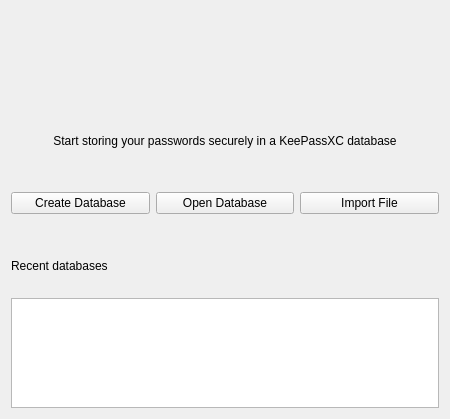
This is src/gui/WelcomeWidget.ui in OpenVireo/openvireo as Qt 5 draws it before an edit. The edited form follows.
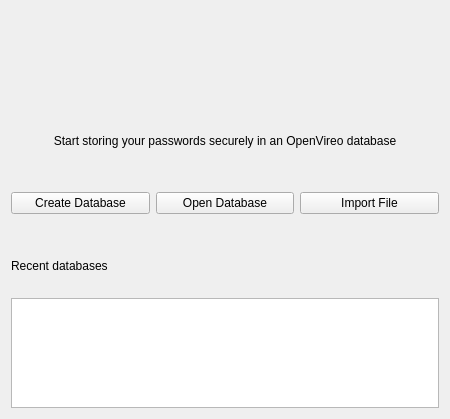
This is the edited form. Custom widgets are drawn as their Qt base class.

Commit message: Show OpenVireo in user-visible strings and translations

What changed in the file:
```diff
--- a/src/gui/WelcomeWidget.ui
+++ b/src/gui/WelcomeWidget.ui
@@ -96,7 +96,7 @@
    <item>
     <widget class="QLabel" name="startLabel">
      <property name="text">
-      <string>Start storing your passwords securely in a KeePassXC database</string>
+      <string>Start storing your passwords securely in an OpenVireo database</string>
      </property>
      <property name="alignment">
       <set>Qt::AlignCenter</set>
```
The commit also changes 125 other files.
